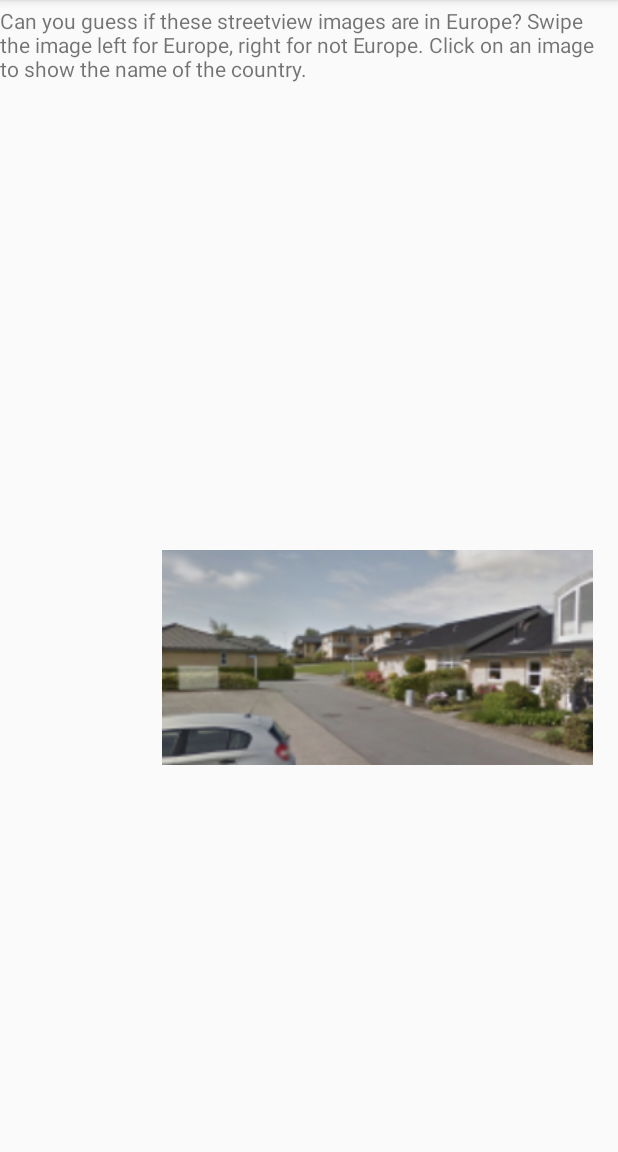
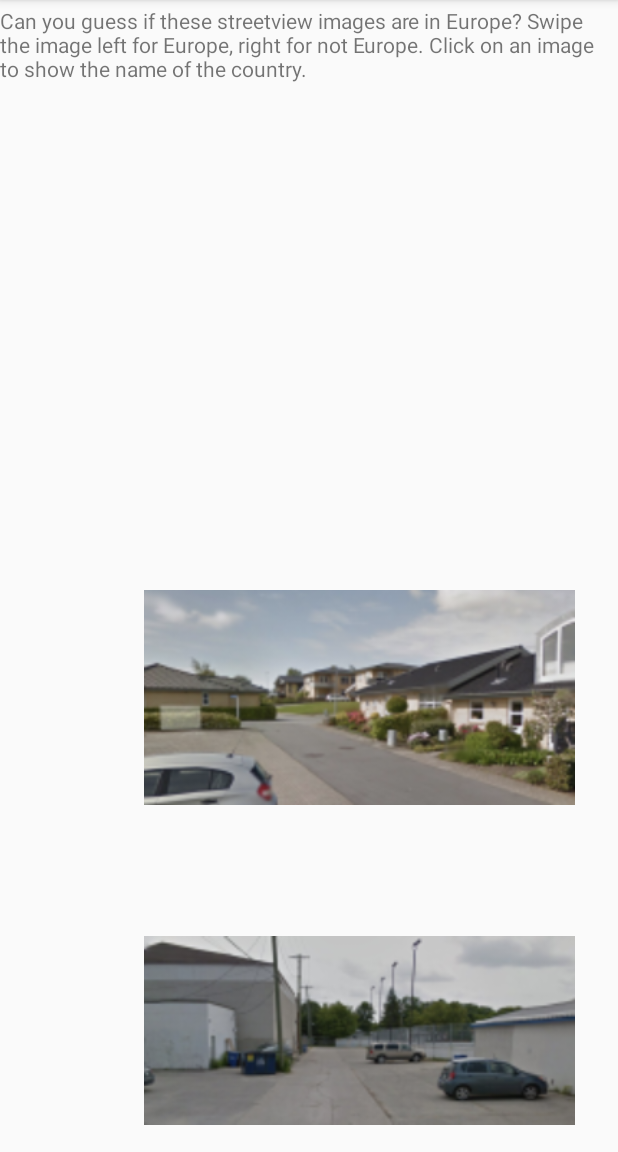
Before and after one commit to Ciano287/GeoGuesswipe, an Android app: the screen it shows after launch (MainActivity), on a phone screen of 412 x 824 dp, the part 84-1236 px from its top. Run offline under Robolectric (Android 15) with nearby library versions, the phone set to English and light mode, and no system bars.

Commit message:
finished requirements.

```diff
--- a/app/src/main/java/com/example/geoguesswipe/GeoGuessObject.java
+++ b/app/src/main/java/com/example/geoguesswipe/GeoGuessObject.java
@@ -23,9 +23,6 @@ class GeoGuessObject {
     }
 
 
-    String getGeoName() {
-        return geoName;
-    }
 
 
     final static int[] PRE_DEFINED_GEO_OBJECT_IMAGE_IDS = {
--- a/app/src/main/res/layout/activity_main.xml
+++ b/app/src/main/res/layout/activity_main.xml
@@ -15,7 +15,8 @@
         app:layout_constraintBottom_toBottomOf="parent"
         app:layout_constraintEnd_toEndOf="parent"
         app:layout_constraintHorizontal_bias="1.0"
-        app:layout_constraintStart_toStartOf="parent" />
+        app:layout_constraintStart_toStartOf="parent"
+        />
 
     <TextView
         android:id="@+id/textView"
--- a/app/src/main/res/layout/grid_cell.xml
+++ b/app/src/main/res/layout/grid_cell.xml
@@ -3,17 +3,8 @@
     xmlns:android="http://schemas.android.com/apk/res/android"
     xmlns:app="http://schemas.android.com/apk/res-auto"
     xmlns:tools="http://schemas.android.com/tools"
-    android:layout_width="match_parent"
-    android:layout_height="match_parent">
-
-    <LinearLayout
-        android:layout_width="329dp"
-        android:layout_height="261dp"
-        android:layout_marginStart="12dp"
-        android:layout_marginBottom="172dp"
-        android:orientation="vertical"
-        app:layout_constraintBottom_toBottomOf="parent"
-        app:layout_constraintStart_toStartOf="parent">
+    android:layout_width="wrap_content"
+    android:layout_height="wrap_content">
 
     <ImageView
         android:id="@+id/GeoGuessImageView"
@@ -25,6 +16,5 @@
         app:layout_constraintStart_toStartOf="parent"
         app:layout_constraintTop_toTopOf="parent"
         app:srcCompat="@drawable/img1_yes_denmark" />
-    </LinearLayout>
 
 </android.support.constraint.ConstraintLayout>
```
Also changed, not shown: app/src/main/java/com/example/geoguesswipe/MainActivity.java (+4 -15 lines). Lines whose indentation alone changed are shown as unchanged.
